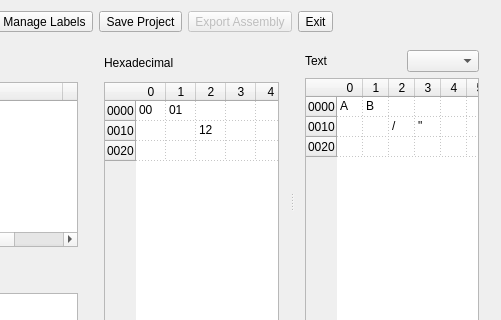
This is mainwindow.ui in ivop/frida as Qt 5 draws it before an edit; both pictures show x 323 to 824 and y 0 to 320 of the 824 by 687 pixel window. The edited form follows.
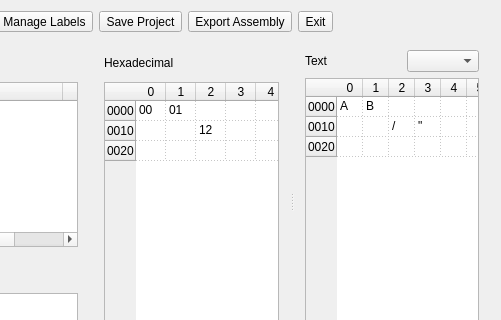
This is the edited form. Icons and pictures are not drawn.

The edit to the form file:
```diff
--- a/mainwindow.ui
+++ b/mainwindow.ui
@@ -121,7 +121,7 @@
       <item>
        <widget class="QToolButton" name="toolButton">
         <property name="enabled">
-         <bool>false</bool>
+         <bool>true</bool>
         </property>
         <property name="text">
          <string>Export Assembly</string>
```
Left out of the diff: 2 changed lines with no effect on the pictures.
